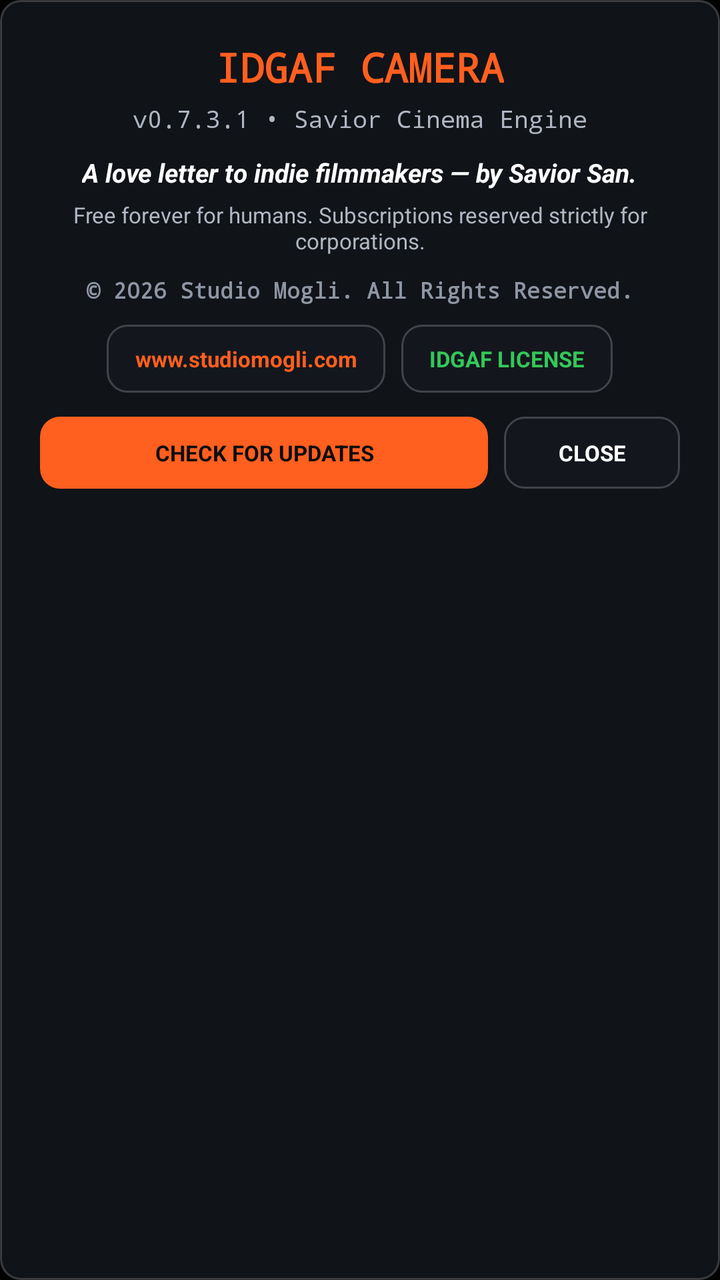
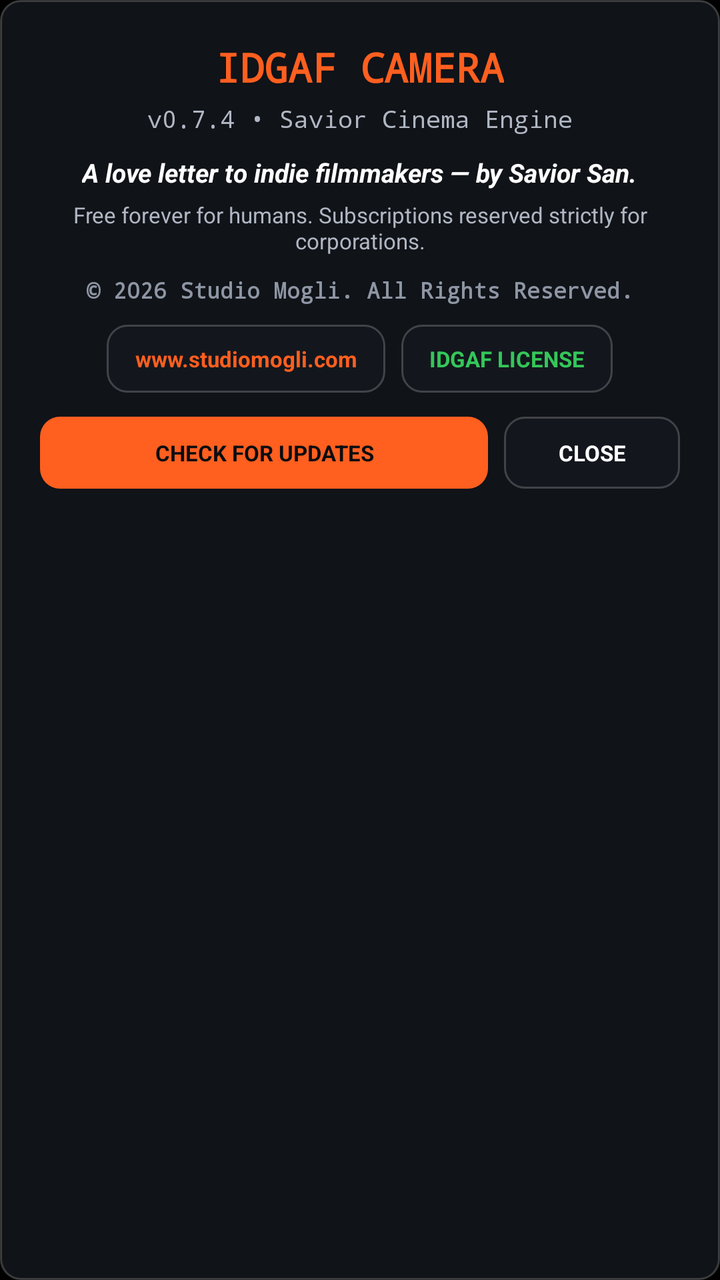

The first picture is an Android layout as it rendered before a commit; the second is the same layout after the commit. The layout source and the unified diff follow.
<!-- AndroidManifest.xml: application theme Theme.IdgafCamera -->
<!-- res/layout/dialog_credits.xml -->
<?xml version="1.0" encoding="utf-8"?>
<LinearLayout xmlns:android="http://schemas.android.com/apk/res/android"
    android:layout_width="match_parent"
    android:layout_height="wrap_content"
    android:background="@drawable/bg_hud_pill"
    android:gravity="center_horizontal"
    android:orientation="vertical"
    android:padding="20dp">

    <TextView
        android:layout_width="wrap_content"
        android:layout_height="wrap_content"
        android:fontFamily="monospace"
        android:text="IDGAF CAMERA"
        android:textColor="#FF5F1F"
        android:textSize="20sp"
        android:textStyle="bold" />

    <TextView
        android:id="@+id/txtCreditsVersion"
        android:layout_width="wrap_content"
        android:layout_height="wrap_content"
        android:layout_marginTop="4dp"
        android:fontFamily="monospace"
        android:text="v0.7.3.1 • Savior Cinema Engine"
        android:textColor="#B0B7C3"
        android:textSize="12sp" />

    <TextView
        android:layout_width="wrap_content"
        android:layout_height="wrap_content"
        android:layout_marginTop="10dp"
        android:gravity="center"
        android:text="A love letter to indie filmmakers — by Savior San."
        android:textColor="#FFFFFF"
        android:textSize="13sp"
        android:textStyle="bold|italic" />

    <TextView
        android:layout_width="wrap_content"
        android:layout_height="wrap_content"
        android:layout_marginTop="5dp"
        android:gravity="center"
        android:text="Free forever for humans. Subscriptions reserved strictly for corporations."
        android:textColor="#B0B7C3"
        android:textSize="11sp" />

    <TextView
        android:layout_width="wrap_content"
        android:layout_height="wrap_content"
        android:layout_marginTop="10dp"
        android:fontFamily="monospace"
        android:text="© 2026 Studio Mogli. All Rights Reserved."
        android:textColor="#8E96A4"
        android:textSize="11sp"
        android:textStyle="bold" />

    <LinearLayout
        android:layout_width="wrap_content"
        android:layout_height="wrap_content"
        android:layout_marginTop="10dp"
        android:gravity="center"
        android:orientation="horizontal">

        <TextView
            android:id="@+id/btnCreditsWebsite"
            android:layout_width="wrap_content"
            android:layout_height="34dp"
            android:layout_marginEnd="8dp"
            android:background="@drawable/bg_hud_pill"
            android:gravity="center"
            android:paddingStart="14dp"
            android:paddingEnd="14dp"
            android:text="www.studiomogli.com"
            android:textColor="#FF5F1F"
            android:textSize="11sp"
            android:textStyle="bold" />

        <TextView
            android:id="@+id/btnCreditsLicense"
            android:layout_width="wrap_content"
            android:layout_height="34dp"
            android:background="@drawable/bg_hud_pill"
            android:gravity="center"
            android:paddingStart="14dp"
            android:paddingEnd="14dp"
            android:text="IDGAF LICENSE"
            android:textColor="#34C759"
            android:textSize="11sp"
            android:textStyle="bold" />
    </LinearLayout>

    <LinearLayout
        android:layout_width="match_parent"
        android:layout_height="wrap_content"
        android:layout_marginTop="12dp"
        android:gravity="center"
        android:orientation="horizontal">

        <TextView
            android:id="@+id/btnCreditsCheckUpdate"
            android:layout_width="0dp"
            android:layout_height="36dp"
            android:layout_marginEnd="8dp"
            android:layout_weight="1"
            android:background="@drawable/bg_lens_active"
            android:gravity="center"
            android:text="CHECK FOR UPDATES"
            android:textColor="#0B0D10"
            android:textSize="11sp"
            android:textStyle="bold" />

        <TextView
            android:id="@+id/btnCreditsClose"
            android:layout_width="88dp"
            android:layout_height="36dp"
            android:background="@drawable/bg_hud_pill"
            android:gravity="center"
            android:text="CLOSE"
            android:textColor="#FFFFFF"
            android:textSize="11sp"
            android:textStyle="bold" />
    </LinearLayout>

</LinearLayout>
<!-- resources referenced by this layout -->
<resources>
  <!-- drawable bg_hud_pill (drawable) -->
  <?xml version="1.0" encoding="utf-8"?>
  <shape xmlns:android="http://schemas.android.com/apk/res/android" android:shape="rectangle">
      <solid android:color="#CC14181F" />
      <stroke android:width="1dp" android:color="#33FFFFFF" />
      <corners android:radius="10dp" />
  </shape>
  <!-- drawable bg_lens_active (drawable) -->
  <?xml version="1.0" encoding="utf-8"?>
  <shape xmlns:android="http://schemas.android.com/apk/res/android" android:shape="rectangle">
      <solid android:color="#FF5F1F" />
      <corners android:radius="10dp" />
  </shape>
  <style name="Theme.IdgafCamera" parent="Theme.MaterialComponents.DayNight.NoActionBar">
          <item name="android:statusBarColor">#000000</item>
          <item name="android:navigationBarColor">#000000</item>
          <item name="android:windowBackground">#000000</item>
          <item name="android:windowFullscreen">true</item>
      </style>
</resources>

<!-- the commit's change to res/layout/dialog_credits.xml (unified diff, before → after) -->
@@ -22,7 +22,7 @@
         android:layout_height="wrap_content"
         android:layout_marginTop="4dp"
         android:fontFamily="monospace"
-        android:text="v0.7.3.1 • Savior Cinema Engine"
+        android:text="v0.7.4 • Savior Cinema Engine"
         android:textColor="#B0B7C3"
         android:textSize="12sp" />
 
